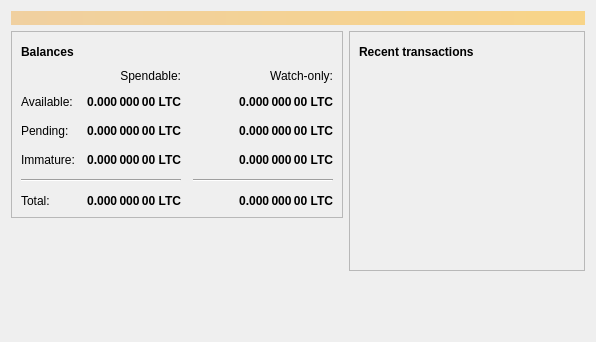
First picture: the form in src/qt/forms/overviewpage.ui, repository spore-engineering/spore-core, before the edit.
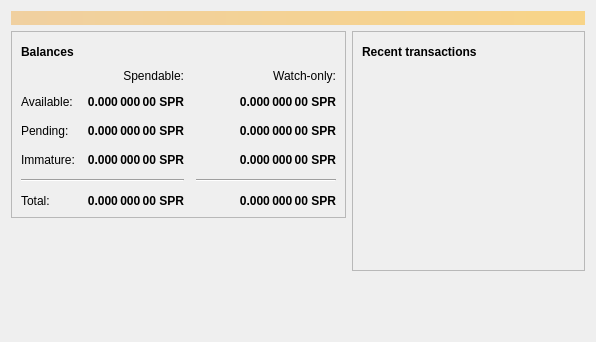
Second picture: the form after the edit. Icons and pictures are not drawn.

What changed in the file:
```diff
--- a/src/qt/forms/overviewpage.ui
+++ b/src/qt/forms/overviewpage.ui
@@ -129,7 +129,7 @@
                <string>Unconfirmed transactions to watch-only addresses</string>
               </property>
               <property name="text">
-               <string notr="true">0.000 000 00 LTC</string>
+               <string notr="true">0.000 000 00 SPR</string>
               </property>
               <property name="alignment">
                <set>Qt::AlignRight|Qt::AlignTrailing|Qt::AlignVCenter</set>
@@ -154,7 +154,7 @@
                <string>Total of transactions that have yet to be confirmed, and do not yet count toward the spendable balance</string>
               </property>
               <property name="text">
-               <string notr="true">0.000 000 00 LTC</string>
+               <string notr="true">0.000 000 00 SPR</string>
               </property>
               <property name="alignment">
                <set>Qt::AlignRight|Qt::AlignTrailing|Qt::AlignVCenter</set>
@@ -179,7 +179,7 @@
                <string>Mined balance in watch-only addresses that has not yet matured</string>
               </property>
               <property name="text">
-               <string notr="true">0.000 000 00 LTC</string>
+               <string notr="true">0.000 000 00 SPR</string>
               </property>
               <property name="alignment">
                <set>Qt::AlignRight|Qt::AlignTrailing|Qt::AlignVCenter</set>
@@ -237,7 +237,7 @@
                <string>Mined balance that has not yet matured</string>
               </property>
               <property name="text">
-               <string notr="true">0.000 000 00 LTC</string>
+               <string notr="true">0.000 000 00 SPR</string>
               </property>
               <property name="alignment">
                <set>Qt::AlignRight|Qt::AlignTrailing|Qt::AlignVCenter</set>
@@ -282,7 +282,7 @@
                <string>Your current total balance</string>
               </property>
               <property name="text">
-               <string notr="true">0.000 000 00 LTC</string>
+               <string notr="true">0.000 000 00 SPR</string>
               </property>
               <property name="alignment">
                <set>Qt::AlignRight|Qt::AlignTrailing|Qt::AlignVCenter</set>
@@ -307,7 +307,7 @@
                <string>Current total balance in watch-only addresses</string>
               </property>
               <property name="text">
-               <string notr="true">0.000 000 00 LTC</string>
+               <string notr="true">0.000 000 00 SPR</string>
               </property>
               <property name="alignment">
                <set>Qt::AlignRight|Qt::AlignTrailing|Qt::AlignVCenter</set>
@@ -349,7 +349,7 @@
                <string>Your current spendable balance</string>
               </property>
               <property name="text">
-               <string notr="true">0.000 000 00 LTC</string>
+               <string notr="true">0.000 000 00 SPR</string>
               </property>
               <property name="alignment">
                <set>Qt::AlignRight|Qt::AlignTrailing|Qt::AlignVCenter</set>
@@ -374,7 +374,7 @@
                <string>Your current balance in watch-only addresses</string>
               </property>
               <property name="text">
-               <string notr="true">0.000 000 00 LTC</string>
+               <string notr="true">0.000 000 00 SPR</string>
               </property>
               <property name="alignment">
                <set>Qt::AlignRight|Qt::AlignTrailing|Qt::AlignVCenter</set>
```
Left out of the diff: 4 changed lines with no effect on the pictures.
